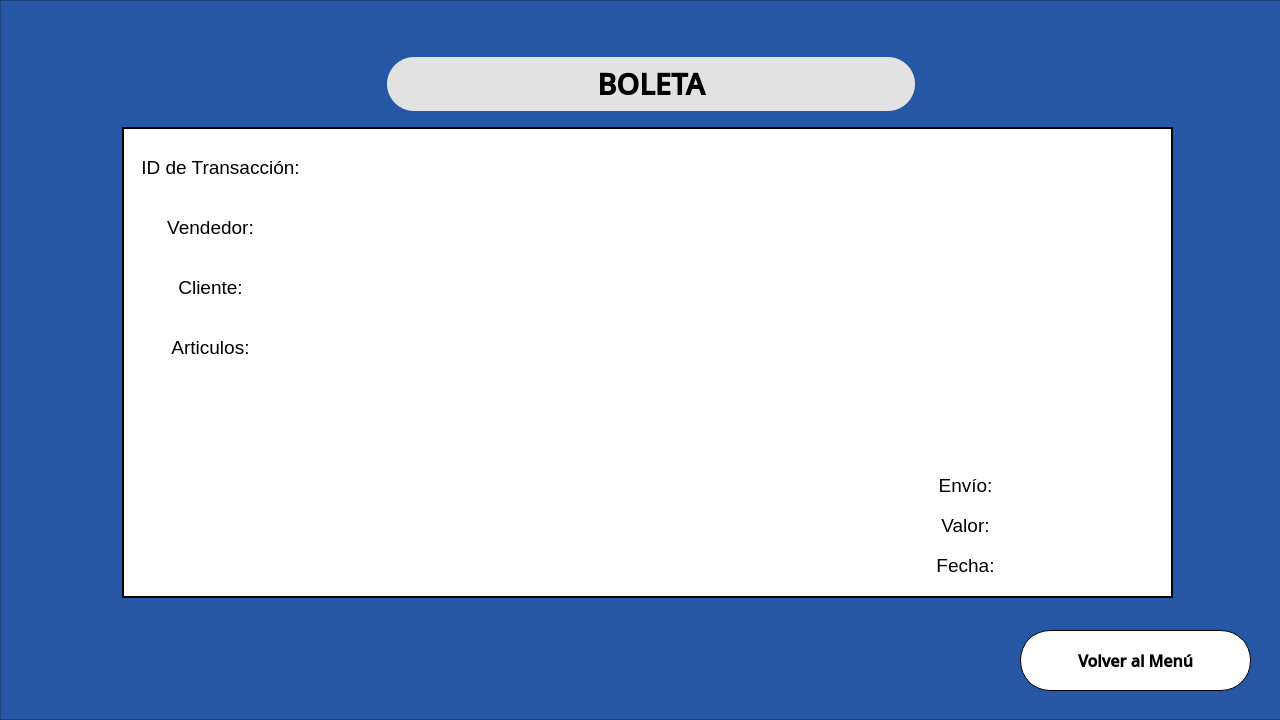
First picture: the form in ui/boleta.ui, repository IRkwu/TPAP-Tienda, before the edit.
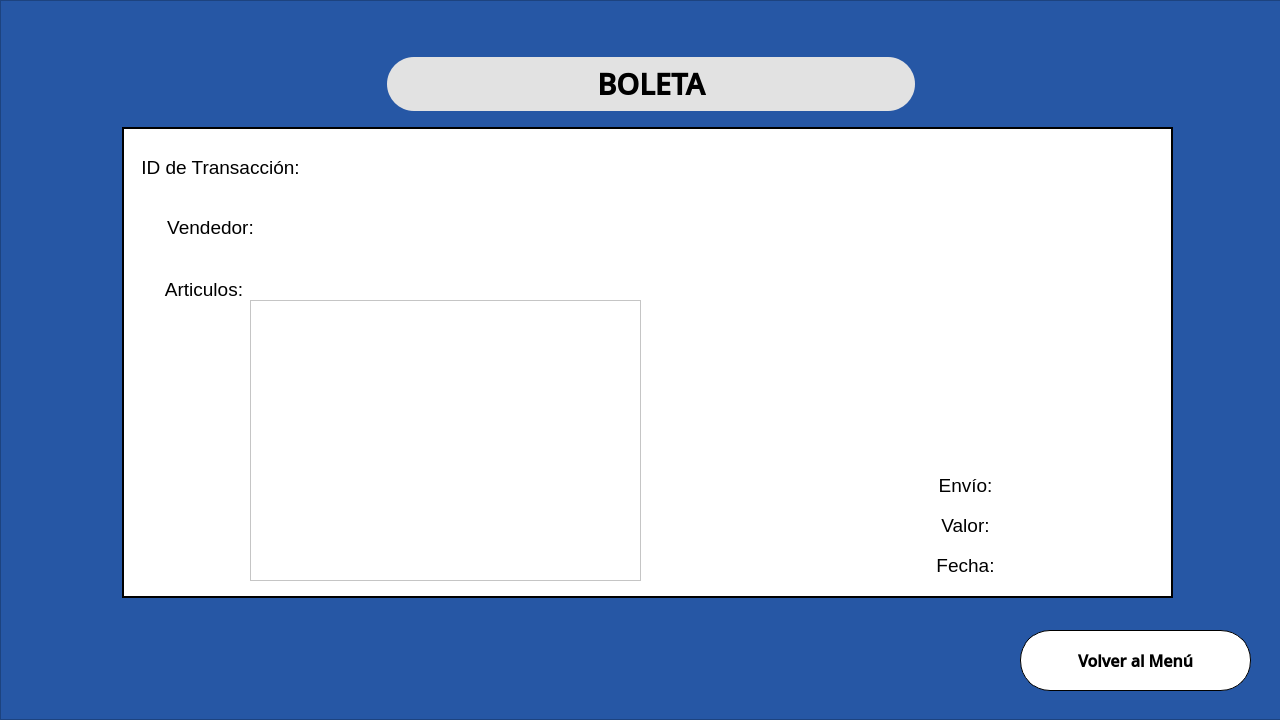
Second picture: the form after the edit. Icons and pictures are not drawn.

```diff
--- a/ui/boleta.ui
+++ b/ui/boleta.ui
@@ -88,6 +88,9 @@
      </property>
     </widget>
     <widget class="QLabel" name="label2">
+     <property name="enabled">
+      <bool>false</bool>
+     </property>
      <property name="geometry">
       <rect>
        <x>122</x>
@@ -207,43 +210,13 @@
       <set>Qt::AlignCenter</set>
      </property>
     </widget>
-    <widget class="QLabel" name="labelCliente">
-     <property name="geometry">
-      <rect>
-       <x>120</x>
-       <y>260</y>
-       <width>181</width>
-       <height>54</height>
-      </rect>
-     </property>
-     <property name="font">
-      <font>
-       <family>MS Shell Dlg 2</family>
-       <pointsize>14</pointsize>
-       <weight>50</weight>
-       <bold>false</bold>
-      </font>
-     </property>
-     <property name="cursor">
-      <cursorShape>ForbiddenCursor</cursorShape>
-     </property>
-     <property name="styleSheet">
-      <string notr="true">background-color:transparent;</string>
-     </property>
-     <property name="text">
-      <string>Cliente:</string>
-     </property>
-     <property name="alignment">
-      <set>Qt::AlignCenter</set>
-     </property>
-    </widget>
     <widget class="QLabel" name="labelArticulos">
      <property name="geometry">
       <rect>
-       <x>120</x>
-       <y>320</y>
-       <width>181</width>
-       <height>54</height>
+       <x>129</x>
+       <y>259</y>
+       <width>150</width>
+       <height>60</height>
       </rect>
      </property>
      <property name="font">
@@ -439,73 +412,13 @@
       <set>Qt::AlignCenter</set>
      </property>
     </widget>
-    <widget class="QLabel" name="labelCliente_2">
-     <property name="geometry">
-      <rect>
-       <x>250</x>
-       <y>260</y>
-       <width>181</width>
-       <height>54</height>
-      </rect>
-     </property>
-     <property name="font">
-      <font>
-       <family>MS Shell Dlg 2</family>
-       <pointsize>14</pointsize>
-       <weight>50</weight>
-       <bold>false</bold>
-      </font>
-     </property>
-     <property name="cursor">
-      <cursorShape>ForbiddenCursor</cursorShape>
-     </property>
-     <property name="styleSheet">
-      <string notr="true">background-color:transparent;</string>
-     </property>
-     <property name="text">
-      <string/>
-     </property>
-     <property name="alignment">
-      <set>Qt::AlignCenter</set>
-     </property>
-    </widget>
-    <widget class="QLabel" name="labelArticulos_2">
-     <property name="geometry">
-      <rect>
-       <x>260</x>
-       <y>320</y>
-       <width>181</width>
-       <height>54</height>
-      </rect>
-     </property>
-     <property name="font">
-      <font>
-       <family>MS Shell Dlg 2</family>
-       <pointsize>14</pointsize>
-       <weight>50</weight>
-       <bold>false</bold>
-      </font>
-     </property>
-     <property name="cursor">
-      <cursorShape>ForbiddenCursor</cursorShape>
-     </property>
-     <property name="styleSheet">
-      <string notr="true">background-color:transparent;</string>
-     </property>
-     <property name="text">
-      <string/>
-     </property>
-     <property name="alignment">
-      <set>Qt::AlignCenter</set>
-     </property>
-    </widget>
     <widget class="QLabel" name="labelEnvio_2">
      <property name="geometry">
       <rect>
        <x>1000</x>
-       <y>460</y>
-       <width>91</width>
-       <height>51</height>
+       <y>470</y>
+       <width>151</width>
+       <height>31</height>
       </rect>
      </property>
      <property name="font">
@@ -533,9 +446,9 @@
      <property name="geometry">
       <rect>
        <x>1000</x>
-       <y>500</y>
-       <width>91</width>
-       <height>51</height>
+       <y>510</y>
+       <width>161</width>
+       <height>31</height>
       </rect>
      </property>
      <property name="font">
@@ -563,9 +476,9 @@
      <property name="geometry">
       <rect>
        <x>1000</x>
-       <y>540</y>
-       <width>131</width>
-       <height>51</height>
+       <y>550</y>
+       <width>161</width>
+       <height>30</height>
       </rect>
      </property>
      <property name="font">
@@ -589,6 +502,22 @@
       <set>Qt::AlignCenter</set>
      </property>
     </widget>
+    <widget class="QListWidget" name="listArticulos">
+     <property name="enabled">
+      <bool>true</bool>
+     </property>
+     <property name="geometry">
+      <rect>
+       <x>250</x>
+       <y>300</y>
+       <width>391</width>
+       <height>281</height>
+      </rect>
+     </property>
+     <property name="styleSheet">
+      <string notr="true">background-color: rgb(255, 255, 255);</string>
+     </property>
+    </widget>
    </widget>
   </widget>
  </widget>
```
